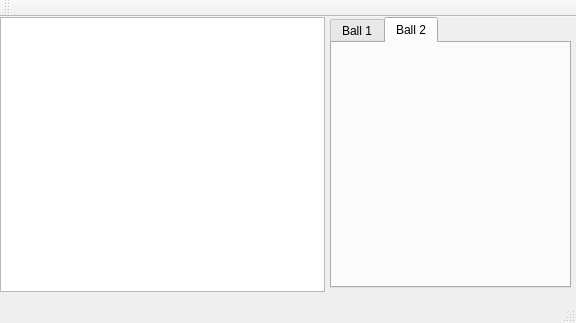
dcharrezt/Bouncing-Ball-Physics, file mainwindow.ui: the form before one commit.
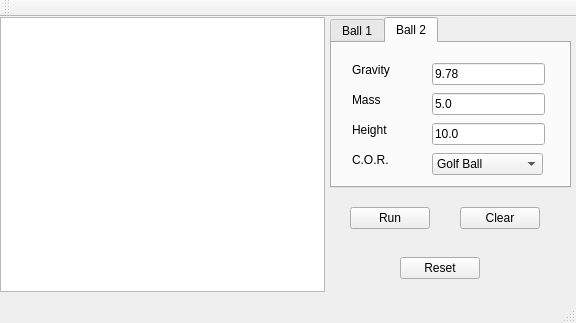
The form after the commit. The open tabs and pages were chosen to show the change.

```diff
--- a/mainwindow.ui
+++ b/mainwindow.ui
@@ -51,7 +51,7 @@
       <x>330</x>
       <y>0</y>
       <width>241</width>
-      <height>271</height>
+      <height>171</height>
      </rect>
     </property>
     <property name="currentIndex">
@@ -100,19 +100,6 @@
        <string>9.78</string>
       </property>
      </widget>
-     <widget class="QPushButton" name="runButton">
-      <property name="geometry">
-       <rect>
-        <x>20</x>
-        <y>140</y>
-        <width>80</width>
-        <height>22</height>
-       </rect>
-      </property>
-      <property name="text">
-       <string>Run</string>
-      </property>
-     </widget>
      <widget class="QLabel" name="label_3">
       <property name="geometry">
        <rect>
@@ -126,19 +113,6 @@
        <string>Height</string>
       </property>
      </widget>
-     <widget class="QPushButton" name="clearButton">
-      <property name="geometry">
-       <rect>
-        <x>130</x>
-        <y>140</y>
-        <width>80</width>
-        <height>22</height>
-       </rect>
-      </property>
-      <property name="text">
-       <string>Clear</string>
-      </property>
-     </widget>
      <widget class="QLabel" name="label_2">
       <property name="geometry">
        <rect>
@@ -152,19 +126,6 @@
        <string>Mass</string>
       </property>
      </widget>
-     <widget class="QPushButton" name="resetButton">
-      <property name="geometry">
-       <rect>
-        <x>70</x>
-        <y>190</y>
-        <width>80</width>
-        <height>22</height>
-       </rect>
-      </property>
-      <property name="text">
-       <string>Reset</string>
-      </property>
-     </widget>
      <widget class="QLineEdit" name="heightBox">
       <property name="geometry">
        <rect>
@@ -241,8 +202,183 @@
      <attribute name="title">
       <string>Ball 2</string>
      </attribute>
+     <widget class="QLineEdit" name="heightBox_2">
+      <property name="geometry">
+       <rect>
+        <x>100</x>
+        <y>80</y>
+        <width>113</width>
+        <height>22</height>
+       </rect>
+      </property>
+      <property name="text">
+       <string>10.0</string>
+      </property>
+     </widget>
+     <widget class="QLineEdit" name="gravityBox_2">
+      <property name="geometry">
+       <rect>
+        <x>100</x>
+        <y>20</y>
+        <width>113</width>
+        <height>22</height>
+       </rect>
+      </property>
+      <property name="text">
+       <string>9.78</string>
+      </property>
+     </widget>
+     <widget class="QLabel" name="label_5">
+      <property name="geometry">
+       <rect>
+        <x>20</x>
+        <y>80</y>
+        <width>59</width>
+        <height>14</height>
+       </rect>
+      </property>
+      <property name="text">
+       <string>Height</string>
+      </property>
+     </widget>
+     <widget class="QLineEdit" name="massBox_2">
+      <property name="geometry">
+       <rect>
+        <x>100</x>
+        <y>50</y>
+        <width>113</width>
+        <height>22</height>
+       </rect>
+      </property>
+      <property name="text">
+       <string>5.0</string>
+      </property>
+     </widget>
+     <widget class="QLabel" name="label_6">
+      <property name="geometry">
+       <rect>
+        <x>20</x>
+        <y>20</y>
+        <width>59</width>
+        <height>14</height>
+       </rect>
+      </property>
+      <property name="text">
+       <string>Gravity</string>
+      </property>
+     </widget>
+     <widget class="QLabel" name="label_7">
+      <property name="geometry">
+       <rect>
+        <x>20</x>
+        <y>50</y>
+        <width>59</width>
+        <height>14</height>
+       </rect>
+      </property>
+      <property name="text">
+       <string>Mass</string>
+      </property>
+     </widget>
+     <widget class="QComboBox" name="comboBox_2">
+      <property name="geometry">
+       <rect>
+        <x>100</x>
+        <y>110</y>
+        <width>111</width>
+        <height>22</height>
+       </rect>
+      </property>
+      <item>
+       <property name="text">
+        <string>Golf Ball</string>
+       </property>
+      </item>
+      <item>
+       <property name="text">
+        <string>Tennis Ball</string>
+       </property>
+      </item>
+      <item>
+       <property name="text">
+        <string>Billiard Ball</string>
+       </property>
+      </item>
+      <item>
+       <property name="text">
+        <string>Wooden Ball</string>
+       </property>
+      </item>
+      <item>
+       <property name="text">
+        <string>Steel Ball</string>
+       </property>
+      </item>
+      <item>
+       <property name="text">
+        <string>Rubber Ball</string>
+       </property>
+      </item>
+      <item>
+       <property name="text">
+        <string>Plastic Ball</string>
+       </property>
+      </item>
+     </widget>
+     <widget class="QLabel" name="label_8">
+      <property name="geometry">
+       <rect>
+        <x>20</x>
+        <y>110</y>
+        <width>59</width>
+        <height>14</height>
+       </rect>
+      </property>
+      <property name="text">
+       <string>C.O.R.</string>
+      </property>
+     </widget>
     </widget>
    </widget>
+   <widget class="QPushButton" name="clearButton">
+    <property name="geometry">
+     <rect>
+      <x>460</x>
+      <y>190</y>
+      <width>80</width>
+      <height>22</height>
+     </rect>
+    </property>
+    <property name="text">
+     <string>Clear</string>
+    </property>
+   </widget>
+   <widget class="QPushButton" name="runButton">
+    <property name="geometry">
+     <rect>
+      <x>350</x>
+      <y>190</y>
+      <width>80</width>
+      <height>22</height>
+     </rect>
+    </property>
+    <property name="text">
+     <string>Run</string>
+    </property>
+   </widget>
+   <widget class="QPushButton" name="resetButton">
+    <property name="geometry">
+     <rect>
+      <x>400</x>
+      <y>240</y>
+      <width>80</width>
+      <height>22</height>
+     </rect>
+    </property>
+    <property name="text">
+     <string>Reset</string>
+    </property>
+   </widget>
   </widget>
   <widget class="QMenuBar" name="menuBar">
    <property name="geometry">
```
Left out of the diff: 18 changed lines with no effect on the pictures.
